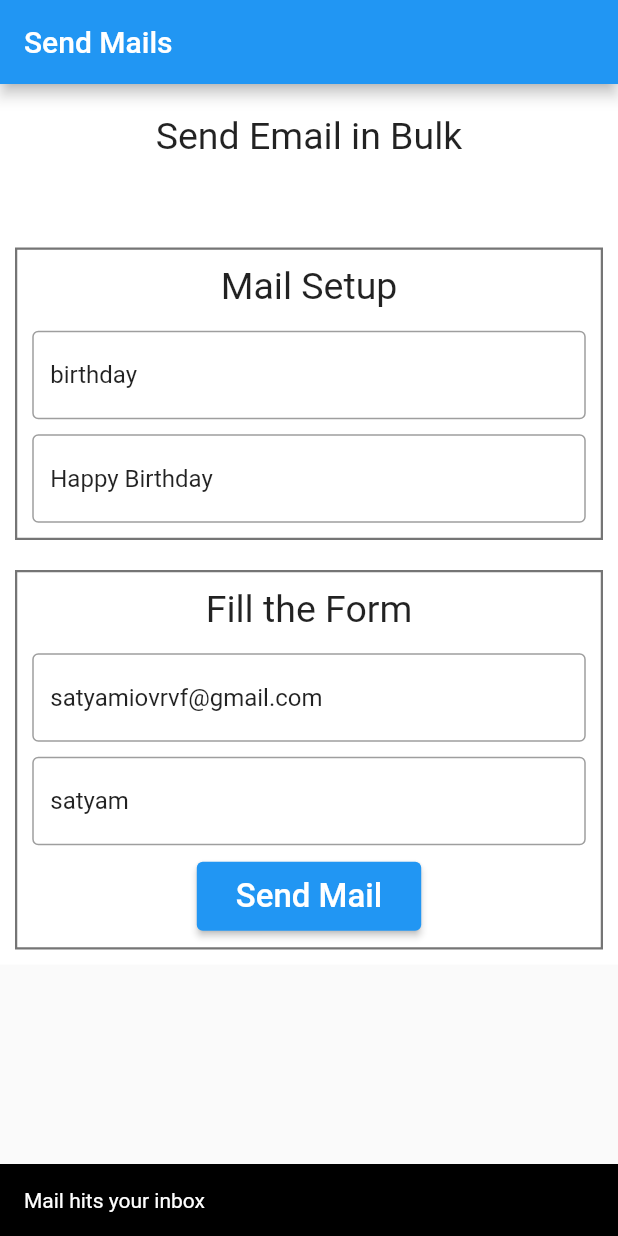
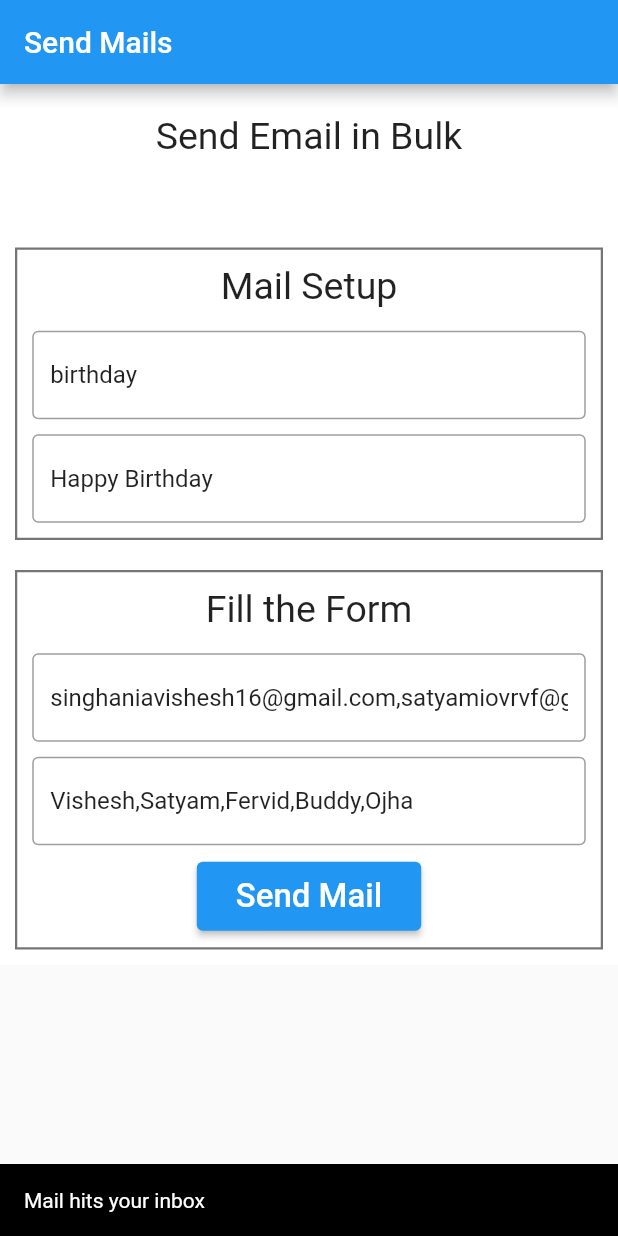
Before and after one commit to androdevsatyam/iovbulkmailapp, a Flutter app: the screen it shows after launch, after a tap on "Send Mail", on a phone screen of 412 x 824 dp. Run offline on Flutter 3.47's test engine with Material 2 defaults, Android fonts, the phone set to English and light mode, and no system bars; our stand-ins replace get, stacked; missing offline and left inert: mailer; Roboto replaces fonts that are missing (gilroy_semibold).

```diff
--- a/lib/screens/home_view.dart
+++ b/lib/screens/home_view.dart
@@ -1,5 +1,6 @@
 import 'package:flutter/material.dart';
 import 'package:iovbulkmailapp/screens/viewmodel/home_view_model.dart';
+import 'package:iovbulkmailapp/widgets/SnackBarWidget.dart';
 import 'package:stacked/stacked.dart';
 
 import '../sending_mails/sendsmtp.dart';
@@ -11,10 +12,15 @@ class HomeView extends StatelessWidget {
   Widget build(BuildContext context) {
     return ViewModelBuilder<HomeViewModel>.reactive(
       onViewModelReady: (model) {
-        model.mailSubject.text="Happy Birthday";
-        model.mailPerson.text="birthday";
-        model.receipientController.text="satyamiovrvf@gmail.com";
-        model.messageController.text="satyam";
+        model.mailSubject.text = "Happy Birthday";
+        model.mailPerson.text = "birthday";
+        // model.receipientController.text = "pro@iovrvf.org,mep@iovrvf.org,cep@iovrvf.org,arun@iovrvf.org,accounts@iovrvf.org,singhaniavishesh16@gmail.com,monitoring@iovrvf.org";
+        // model.messageController.text = "Mr. Pro,Mr. MEP,Mr. CEP,Mr. Arun,Mr. Accounts,Mr Vishesh Singhania,Mr.Monitor";
+
+        model.receipientController.text = "singhaniavishesh16@gmail.com,satyamiovrvf@gmail.com,fervidmail@gmail.com,fervidbuddy@gmail.com,satyamojha121@gmail.com";
+        model.messageController.text = "Vishesh,Satyam,Fervid,Buddy,Ojha";
+        // model.receipientController.text = "satyamiovrvf@gmail.com";
+        // model.messageController.text = "satyam";
       },
       viewModelBuilder: () => HomeViewModel(),
       builder: (context, model, chile) {
@@ -121,11 +127,24 @@ class HomeView extends StatelessWidget {
                                 Align(
                                   child: ElevatedButton(
                                       onPressed: () async {
-                                        SendSmtp mails = SendSmtp(
-                                            model.receipientController.text
-                                                .split(","),
-                                            model.messageController.text,model.mailPerson.text,model.mailSubject.text);
-                                        await mails.sendmails();
+                                        List<String> emails = model
+                                            .receipientController.text.trim().replaceAll(" ", "")
+                                            .split(",");
+                                        List<String> names = model
+                                            .messageController.text.trim().replaceAll(" ", "")
+                                            .split(",");
+
+                                        if (emails.length == names.length) {
+                                          SendSmtp mails = SendSmtp(
+                                              emails,
+                                              names,
+                                              model.mailPerson.text,
+                                              model.mailSubject.text);
+                                          await mails.sendmails();
+                                        } else
+                                          SnackBarWidget.snackBar(
+                                              message:
+                                                  "mails and names are mismatch in count");
                                       },
                                       child: Padding(
                                         padding: EdgeInsets.only(
--- a/lib/sending_mails/sendsmtp.dart
+++ b/lib/sending_mails/sendsmtp.dart
@@ -14,14 +14,15 @@ class SendSmtp {
 
   // String receipt='';
   List<String> receipt = [];
-  String body = '', mailtype = 'INFO', subject = '';
+  List<String> names = [];
+  String body = 'empty body', mailtype = 'INFO', subject = '';
   List<Message> emailQueue = [];
   List<SendReport> sendreport = [];
 
-  SendSmtp(List<String> text, String text2, String mailtype, String subject) {
-    print("data receive $text $text2");
-    receipt = text;
-    body = text2;
+  SendSmtp(List<String> emails, List<String> names, String mailtype, String subject) {
+    print("data receive $emails $names");
+    receipt = emails;
+    this.names = names;
     this.mailtype = mailtype;
     this.subject = subject;
   }
@@ -36,12 +37,12 @@ class SendSmtp {
 
     receipt.forEach((element) {
       Message msg;
-      if (subject.contains("birthday")) {
+      if (subject.toLowerCase().contains("birthday")) {
         msg = Message()
           ..from = Address(emailId, mailtype)
           ..recipients.add(element)
           ..subject = subject
-          ..html = ConstRes.html.replaceAll("{{name}}", body);
+          ..html = ConstRes.html.replaceAll("{{name}}", names[receipt.indexOf(element)]);
       } else {
         msg = Message()
           ..from = Address(emailId, mailtype)
@@ -58,14 +59,15 @@ class SendSmtp {
 
     for (var email in emailQueue) {
       try {
-        send(email, smtpServer).then((value) => {
-              sendreport.add(value),
-              SnackBarWidget.snackBar(message: "Mail hits your inbox"),
-              print('Message sent: ' + value.toString())
-            });
-        // await connection.send(email).then((value) => {
-        //   sendreport.add(value)
-        // });
+        // send(email, smtpServer).then((value) => {
+        //       sendreport.add(value),
+        //       SnackBarWidget.snackBar(message: "Mail hits your inbox"),
+        //       print('Message sent: ' + value.toString())
+        //     });
+        await connection.send(email).then((value) => {
+          SnackBarWidget.snackBar(message: "Mail hits your inbox"),
+          sendreport.add(value)
+        });
       } on MailerException catch (e) {
         print('Message not sent. $e');
         for (var p in e.problems) {
```
